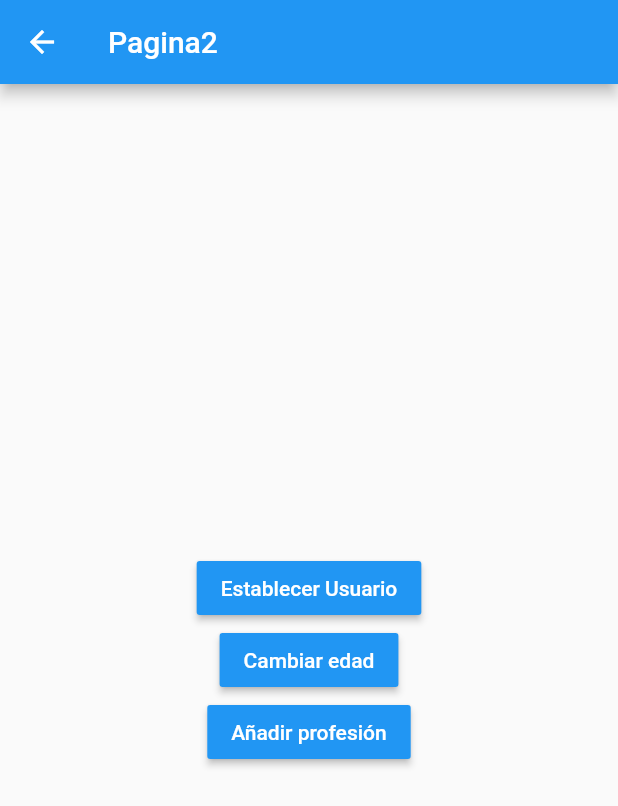
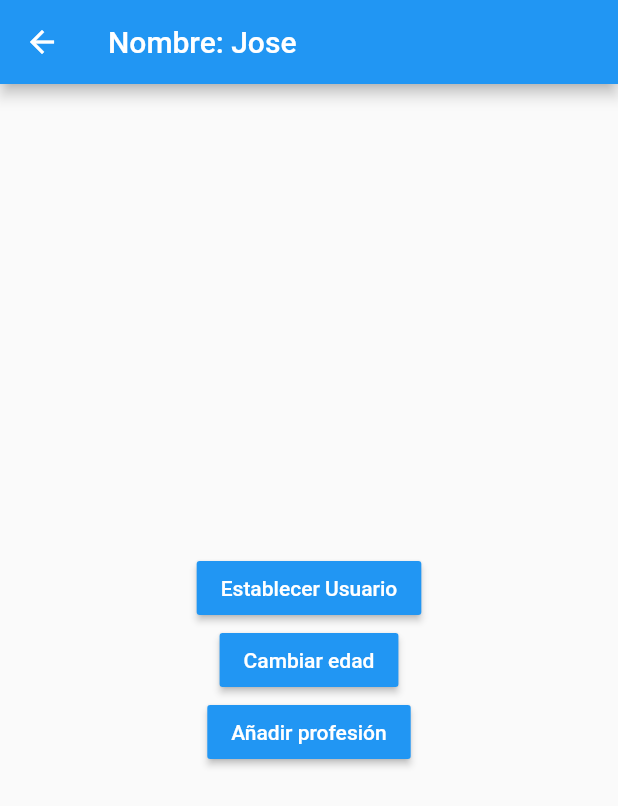
Before and after one commit to eljoselea/estados, a Flutter app: the Pagina2Page screen opened by its route, after a tap on "Establecer Usuario", on a phone screen of 412 x 824 dp. Shown: the top 806 px of the screen. Run offline on Flutter 3.47's test engine with Material 2 defaults, Android fonts, the phone set to English and light mode, and no system bars; accounts and stored records are empty.

```diff
--- a/lib/models/usuario.dart
+++ b/lib/models/usuario.dart
@@ -1,13 +1,12 @@
 
-
-class Usuarios {
+class Usuario {
   String nombre;
   int edad;
-  List<String> profesiones;
+  List<String>? profesiones;
 
-Usuarios({
+Usuario({
   required this.nombre,
   required this.edad,
-  required this.profesiones});
+  this.profesiones}):assert(nombre != null);
 
 }
--- a/lib/pages/pagina1_page.dart
+++ b/lib/pages/pagina1_page.dart
@@ -1,24 +1,34 @@
+import 'package:estados/models/usuario.dart';
+import 'package:estados/services/usuario_service.dart';
 import 'package:flutter/material.dart';
 
-
 class Pagina1Page extends StatelessWidget {
-
   @override
   Widget build(BuildContext context) {
     return Scaffold(
       appBar: AppBar(
         title: Text('Pagina1'),
       ),
-      body: InformacionUsuarios(),
-        floatingActionButton: FloatingActionButton(
+      body: StreamBuilder(
+        stream: usuarioService.usuarioStream,
+        builder: (BuildContext context, AsyncSnapshot<Usuario> snapshot) {
+          return snapshot.hasData
+                ? InformacionUsuarios(usuarioService.usuario)
+                : Center(child: Text('No hay información del usuarios'));
+
+        },
+      ),
+      floatingActionButton: FloatingActionButton(
           child: Icon(Icons.accessibility_new),
-          onPressed: () => Navigator.pushNamed(context, 'pagina2')
-          ),
+          onPressed: () => Navigator.pushNamed(context, 'pagina2')),
     );
   }
 }
 
 class InformacionUsuarios extends StatelessWidget {
+  final usuario;
+
+  const InformacionUsuarios(this.usuario);
 
   @override
   Widget build(BuildContext context) {
@@ -29,21 +39,21 @@ class InformacionUsuarios extends StatelessWidget {
       child: Column(
         crossAxisAlignment: CrossAxisAlignment.start,
         children: [
-
-          Text('General', style: TextStyle(fontSize: 18, fontWeight: FontWeight.bold),),
+          Text(
+            'General',
+            style: TextStyle(fontSize: 18, fontWeight: FontWeight.bold),
+          ),
           Divider(),
-          ListTile(title: Text('Nombre: ')),
-          ListTile(title: Text('Edad: ')),
-
-          Text('General', style: TextStyle(fontSize: 18, fontWeight: FontWeight.bold),),
+          ListTile(title: Text('Nombre: ${usuario.nombre}')),
+          ListTile(title: Text('Edad: ${usuario.edad}')),
+          Text(
+            'General',
+            style: TextStyle(fontSize: 18, fontWeight: FontWeight.bold),
+          ),
           Divider(),
           ListTile(title: Text('Profesion 1')),
           ListTile(title: Text('Profesion 1')),
           ListTile(title: Text('Profesion 1')),
-
-
-
-
         ],
       ),
     );
--- a/lib/pages/pagina2_page.dart
+++ b/lib/pages/pagina2_page.dart
@@ -1,4 +1,8 @@
+import 'package:estados/pages/pagina1_page.dart';
+import 'package:estados/services/usuario_service.dart';
 import 'package:flutter/material.dart';
+
+import '../models/usuario.dart';
 
 
 class Pagina2Page extends StatelessWidget {
@@ -7,23 +11,36 @@ class Pagina2Page extends StatelessWidget {
   Widget build(BuildContext context) {
     return Scaffold(
       appBar: AppBar(
-        title: Text('Pagina2'),
-      ),
+          title: StreamBuilder(
+          stream: usuarioService.usuarioStream,
+          builder: (BuildContext context, AsyncSnapshot<Usuario> snapshot) {
+            return snapshot.hasData
+                ? Text('Nombre: ${snapshot.data?.nombre}')
+                : Text('Pagina 2');
+          },
+          ),
+              ),
       body: Center(
         child: Column(
           mainAxisAlignment: MainAxisAlignment.center,
           children: [
 
             MaterialButton(
-              onPressed: (){},
               child: Text('Establecer Usuario', style: TextStyle(color: Colors.white),),
               color: Colors.blue,
+              onPressed: (){
+                final nuevoUsuario = new Usuario(nombre: 'Jose', edad: 35);
+
+                usuarioService.cargarUsuario(nuevoUsuario);
+              },
               ),
 
               MaterialButton(
-              onPressed: (){},
               child: Text('Cambiar edad', style: TextStyle(color: Colors.white),),
               color: Colors.blue,
+              onPressed: (){
+                usuarioService.cambiarEdad(30);
+              },
               ),
 
               MaterialButton(
--- /dev/null
+++ b/lib/services/usuario_service.dart
@@ -0,0 +1,33 @@
+import 'dart:async';
+
+import 'package:estados/models/usuario.dart';
+
+class _UsuarioService {
+
+  late Usuario _usuario;
+
+  StreamController <Usuario> _usuarioStreamController = new StreamController<Usuario>.broadcast();
+
+  Stream<Usuario> get usuarioStream => _usuarioStreamController.stream;
+
+  Usuario? get usuario => _usuario;
+  bool get existeUsuario => (_usuario != null) ? true : false;
+
+
+  void cargarUsuario (Usuario user) {
+    _usuario = user;
+    _usuarioStreamController.add(user);
+    }
+
+  void cambiarEdad (int edad ) {
+    _usuario!.edad = edad;
+    _usuarioStreamController.add(_usuario);
+  }
+
+  dispose() {
+    _usuarioStreamController?.close();
+  }
+
+}
+
+final usuarioService = new _UsuarioService();
```
